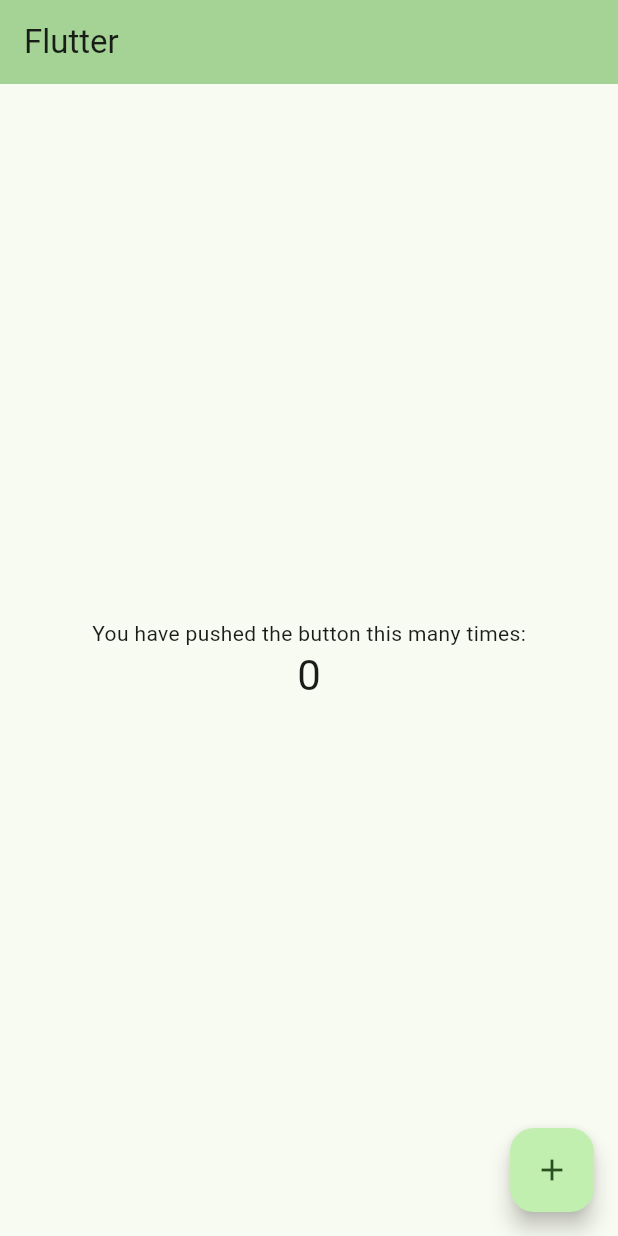
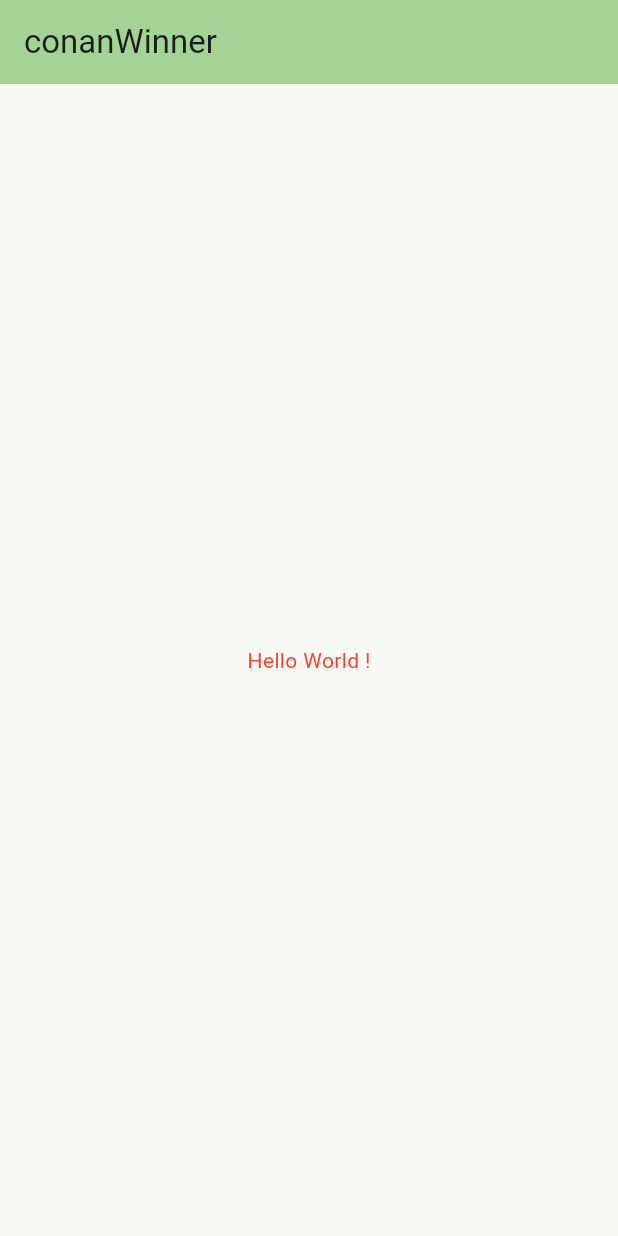
Before and after one commit to conanWinner/Flutter_conanWinner, a Flutter app: the screen it shows after launch, on a phone screen of 412 x 824 dp. Run offline on Flutter 3.47's test engine with Material 3 defaults, Android fonts, the phone set to English and light mode, and no system bars.

```diff
--- a/lib/main.dart
+++ b/lib/main.dart
@@ -13,39 +13,15 @@
     return MaterialApp(
       title: 'Flutter Demo',
       theme: ThemeData(
-        // This is the theme of your application.
-        //
-        // TRY THIS: Try running your application with "flutter run". You'll see
-        // the application has a purple toolbar. Then, without quitting the app,
-        // try changing the seedColor in the colorScheme below to Colors.green
-        // and then invoke "hot reload" (save your changes or press the "hot
-        // reload" button in a Flutter-supported IDE, or press "r" if you used
-        // the command line to start the app).
-        //
-        // Notice that the counter didn't reset back to zero; the application
-        // state is not lost during the reload. To reset the state, use hot
-        // restart instead.
-        //
-        // This works for code too, not just values: Most code changes can be
-        // tested with just a hot reload.
         colorScheme: ColorScheme.fromSeed(seedColor: const Color.fromARGB(255, 51, 255, 33)),
       ),
-      home: const MyHomePage(title: 'Flutter'),
+      home: const MyHomePage(title: 'conanWinner'),
     );
   }
 }
 
 class MyHomePage extends StatefulWidget {
   const MyHomePage({super.key, required this.title});
-
-  // This widget is the home page of your application. It is stateful, meaning
-  // that it has a State object (defined below) that contains fields that affect
-  // how it looks.
-
-  // This class is the configuration for the state. It holds the values (in this
-  // case the title) provided by the parent (in this case the App widget) and
-  // used by the build method of the State. Fields in a Widget subclass are
-  // always marked "final".
 
   final String title;
 
@@ -58,65 +34,33 @@
 
   void _incrementCounter() {
     setState(() {
-      // This call to setState tells the Flutter framework that something has
-      // changed in this State, which causes it to rerun the build method below
-      // so that the display can reflect the updated values. If we changed
-      // _counter without calling setState(), then the build method would not be
-      // called again, and so nothing would appear to happen.
       _counter++;
     });
   }
 
   @override
   Widget build(BuildContext context) {
-    // This method is rerun every time setState is called, for instance as done
-    // by the _incrementCounter method above.
-    //
-    // The Flutter framework has been optimized to make rerunning build methods
-    // fast, so that you can just rebuild anything that needs updating rather
-    // than having to individually change instances of widgets.
+
     return Scaffold(
       appBar: AppBar(
-        // TRY THIS: Try changing the color here to a specific color (to
-        // Colors.amber, perhaps?) and trigger a hot reload to see the AppBar
-        // change color while the other colors stay the same.
+
         backgroundColor: Theme.of(context).colorScheme.inversePrimary,
-        // Here we take the value from the MyHomePage object that was created by
-        // the App.build method, and use it to set our appbar title.
+
         title: Text(widget.title),
       ),
       body: Center(
-        // Center is a layout widget. It takes a single child and positions it
-        // in the middle of the parent.
+
         child: Column(
-          // Column is also a layout widget. It takes a list of children and
-          // arranges them vertically. By default, it sizes itself to fit its
-          // children horizontally, and tries to be as tall as its parent.
-          //
-          // Column has various properties to control how it sizes itself and
-          // how it positions its children. Here we use mainAxisAlignment to
-          // center the children vertically; the main axis here is the vertical
-          // axis because Columns are vertical (the cross axis would be
-          // horizontal).
-          //
-          // TRY THIS: Invoke "debug painting" (choose the "Toggle Debug Paint"
-          // action in the IDE, or press "p" in the console), to see the
-          // wireframe for each widget.
+
           mainAxisAlignment: MainAxisAlignment.center,
           children: <Widget>[
-            const Text('You have pushed the button this many times:'),
             Text(
-              '$_counter',
-              style: Theme.of(context).textTheme.headlineMedium,
+              "Hello World !",
+              style: TextStyle(color: Colors.red),
             ),
           ],
         ),
-      ),
-      floatingActionButton: FloatingActionButton(
-        onPressed: _incrementCounter,
-        tooltip: 'Increment',
-        child: const Icon(Icons.add),
-      ), // This trailing comma makes auto-formatting nicer for build methods.
+      )
     );
   }
 }
```
Also changed, not shown: img.png (added), 1 other file.
